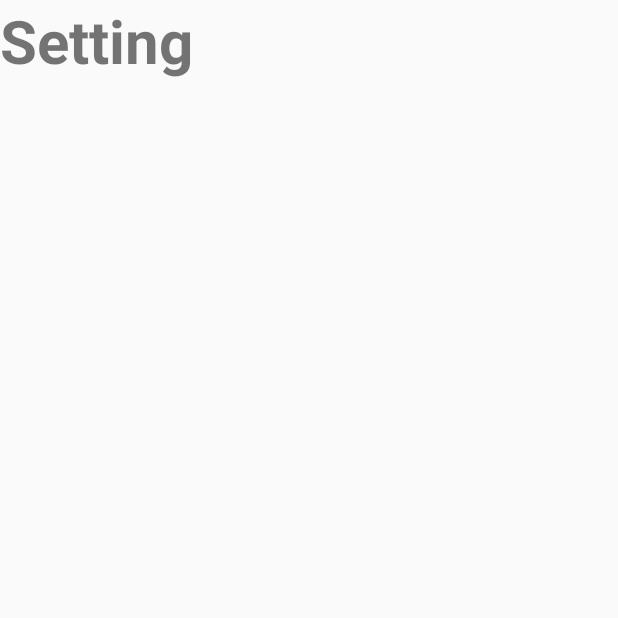
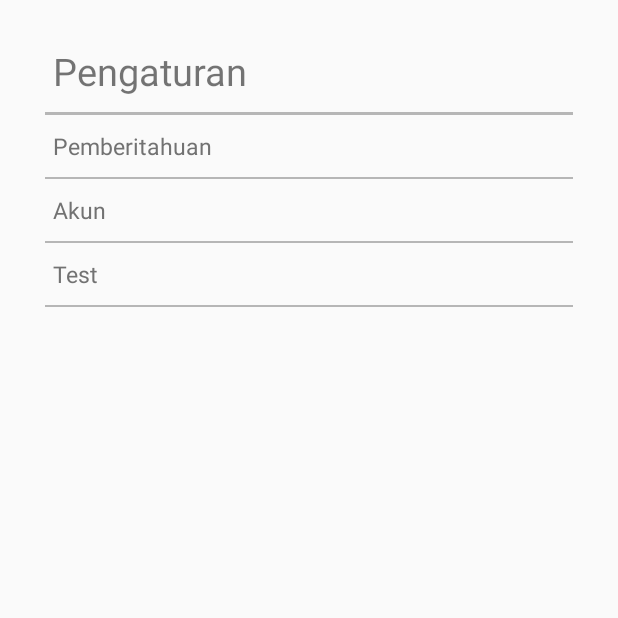
Before and after one commit to nyumon/jempol, an Android app: the fragment FiveFragment shown on its own in the app's theme, on a phone screen of 412 x 824 dp, the top half of it. Run offline under Robolectric (Android 15) with nearby library versions, the phone set to English and light mode, and no system bars.

Commit message:
pemberitahuan

```diff
--- a/app/src/main/AndroidManifest.xml
+++ b/app/src/main/AndroidManifest.xml
@@ -3,8 +3,10 @@
     package="com.nyumon.jempol">
 
     <uses-permission android:name="android.permission.CAMERA" />
+
     <uses-feature android:name="android.hardware.camera" />
     <uses-feature android:name="android.hardware.camera.autofocus" />
+
     <uses-permission android:name="android.permission.WRITE_EXTERNAL_STORAGE" />
 
     <application
@@ -31,7 +33,8 @@
             </intent-filter>
         </activity>
         <activity android:name=".NewPostActivity" />
-        <activity android:name=".SearchActivity"></activity>
+        <activity android:name=".SearchActivity" />
+        <activity android:name=".Pemberitahuan"></activity>
     </application>
 
 </manifest>
--- a/app/src/main/java/com/nyumon/jempol/MainActivity.java
+++ b/app/src/main/java/com/nyumon/jempol/MainActivity.java
@@ -73,6 +73,11 @@ public class MainActivity extends AppCompatActivity {
         startActivity(intent);
     }
 
+    public void setPemberitahuan(View view){
+        Intent intent = new Intent(this, Pemberitahuan.class);
+        startActivity(intent);
+    }
+
     private void setupTabIcons() {
         tabLayout.getTabAt(0).setIcon(tabIcons[0]);
         tabLayout.getTabAt(1).setIcon(tabIcons[1]);
--- a/app/src/main/res/layout/fivefragment.xml
+++ b/app/src/main/res/layout/fivefragment.xml
@@ -1,27 +1,67 @@
-<RelativeLayout xmlns:android="http://schemas.android.com/apk/res/android"
-    xmlns:tools="http://schemas.android.com/tools"
+<LinearLayout xmlns:android="http://schemas.android.com/apk/res/android"
     android:layout_width="match_parent"
     android:layout_height="match_parent"
-    tools:context="info.androidhive.materialtabs.fragments.OneFragment">
+    android:padding="30dp"
+    android:orientation="vertical">
 
-    <ScrollView
-        android:layout_width="match_parent"
-        android:layout_height="match_parent">
-
-        <LinearLayout
-            android:layout_width="match_parent"
-            android:layout_height="wrap_content"
-            android:orientation="vertical">
-
-            <TextView
-                android:layout_width="wrap_content"
-                android:layout_height="wrap_content"
-                android:text="Setting"
-                android:textSize="40sp"
-                android:textStyle="bold"/>
-
-        </LinearLayout>
-
-    </ScrollView>
-
-</RelativeLayout>
+    <TextView
+        android:id="@+id/aturan"
+        android:layout_marginLeft="5dp"
+        android:layout_width="wrap_content"
+        android:layout_height="wrap_content"
+        android:text="Pengaturan"
+        android:textSize="25sp"/>
+    <View
+        android:layout_marginTop="10dp"
+        android:layout_marginBottom="10dp"
+        android:layout_width="wrap_content"
+        android:layout_height="2dp"
+        android:background="#b6b6b6">
+    </View>
+    <TextView
+        android:id="@+id/pemberitahuan"
+        android:layout_marginLeft="5dp"
+        android:textColor="#727272"
+        android:layout_width="wrap_content"
+        android:layout_height="wrap_content"
+        android:text="Pemberitahuan"
+        android:textSize="15sp"
+        android:onClick="setPemberitahuan"/>
+    <View
+        android:layout_marginTop="10dp"
+        android:layout_marginBottom="10dp"
+        android:layout_width="wrap_content"
+        android:layout_height="1dp"
+        android:background="#b6b6b6">
+    </View>
+    <TextView
+        android:id="@+id/akun"
+        android:textColor="#727272"
+        android:layout_marginLeft="5dp"
+        android:layout_width="wrap_content"
+        android:layout_height="wrap_content"
+        android:text="Akun"
+        android:textSize="15sp"/>
+    <View
+        android:layout_marginTop="10dp"
+        android:layout_marginBottom="10dp"
+        android:layout_width="wrap_content"
+        android:layout_height="1dp"
+        android:background="#b6b6b6">
+    </View>
+    <TextView
+        android:id="@+id/test"
+        android:textColor="#727272"
+        android:layout_marginLeft="5dp"
+        android:layout_width="wrap_content"
+        android:layout_height="wrap_content"
+        android:text="Test"
+        android:textSize="15sp"/>
+    <View
+        android:layout_marginTop="10dp"
+        android:layout_marginBottom="10dp"
+        android:layout_width="wrap_content"
+        android:layout_height="1dp"
+        android:background="#b6b6b6">
+    </View>
+</LinearLayout>
```
Also changed, not shown: app/src/main/java/com/nyumon/jempol/Pemberitahuan.java (added, +50 -0 lines), app/src/main/res/layout/pemberitahuan.xml (added, +42 -0 lines).
